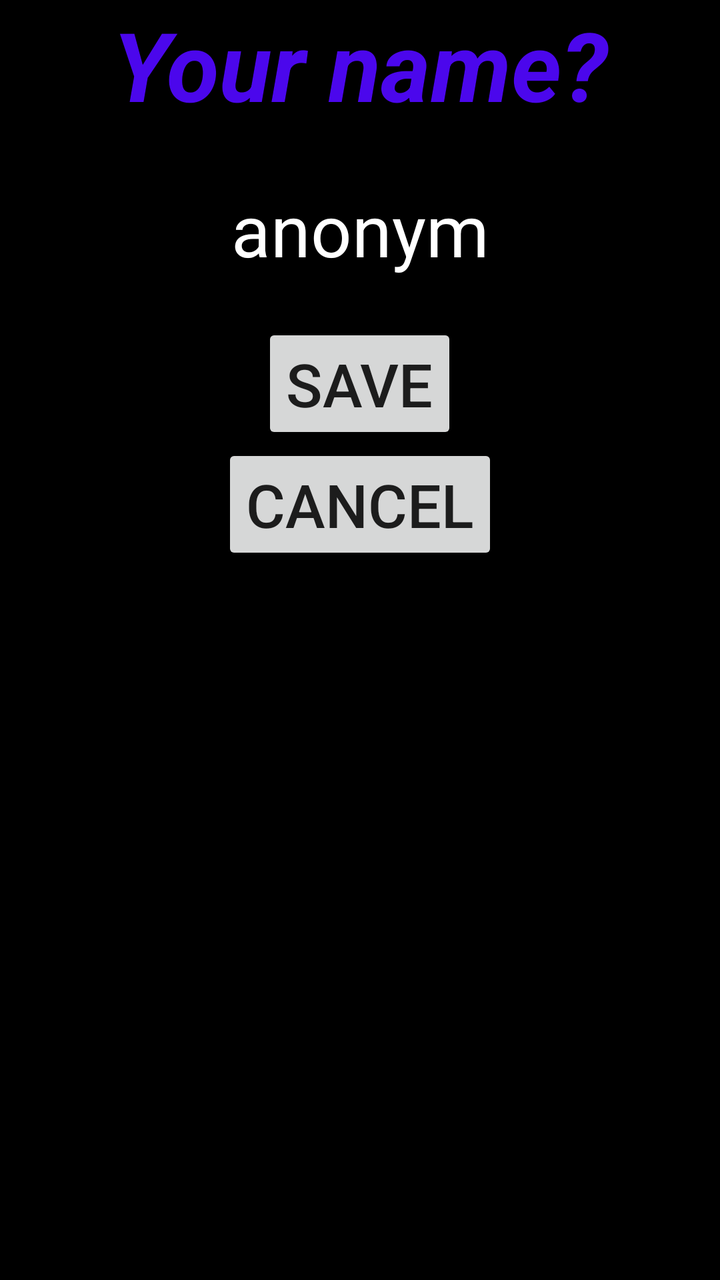
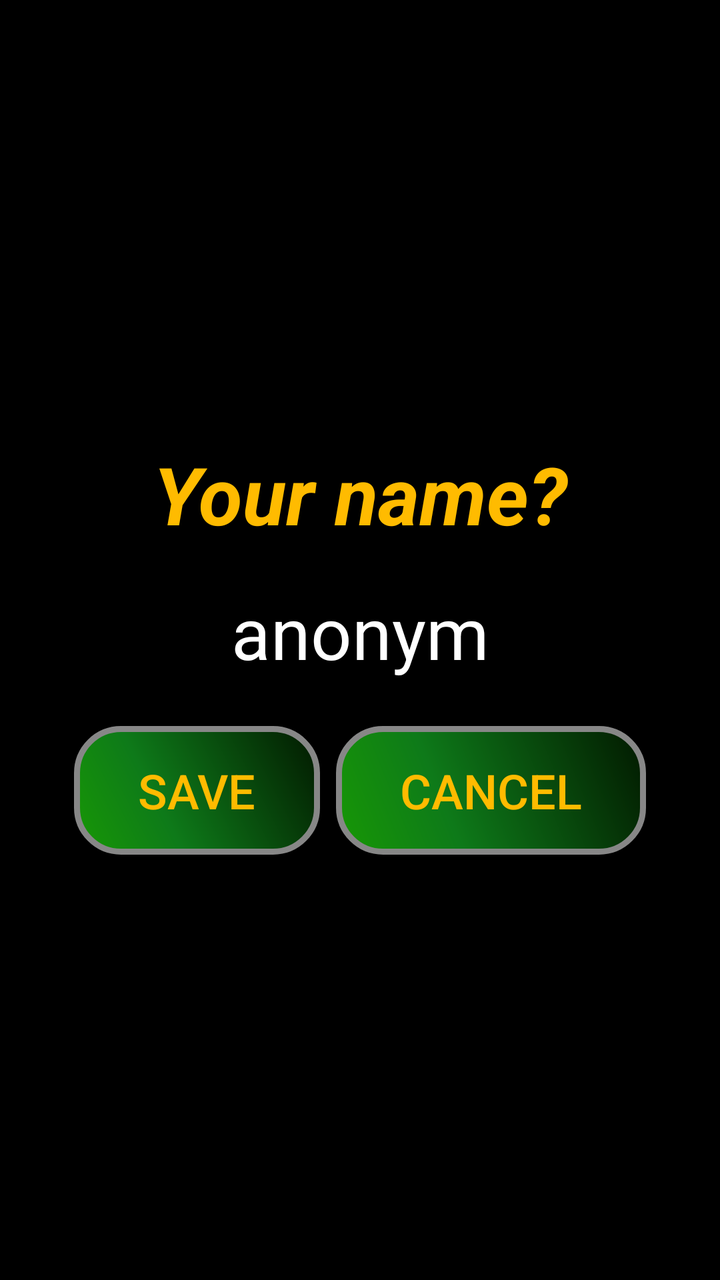

The first picture is an Android layout as it rendered before a commit; the second is the same layout after the commit. The layout source and the unified diff follow.
<!-- AndroidManifest.xml: application theme AppTheme -->
<!-- res/layout/set_username.xml -->
<?xml version="1.0" encoding="utf-8"?>
<LinearLayout xmlns:android="http://schemas.android.com/apk/res/android"
    android:orientation="vertical" android:layout_width="match_parent"
    android:layout_height="match_parent"
    android:background="@color/black">

    <TextView
        android:layout_width="match_parent"
        android:layout_height="wrap_content"
        android:text="@string/your_name"
        android:id="@+id/your_name"
        android:textAlignment="center"
        android:textColor="@color/title"
        android:textSize="48sp"
        android:textStyle="bold|italic" />

    <EditText
        android:layout_width="wrap_content"
        android:layout_height="wrap_content"
        android:inputType="textPersonName"
        android:text="@string/anonym"
        android:ems="10"
        android:id="@+id/username_field"
        android:layout_gravity="center_horizontal"
        android:textSize="36sp"
        android:textColor="#ffffff"
        android:textAlignment="center"
        android:layout_marginTop="16dp" />

    <Button
        android:layout_width="wrap_content"
        android:layout_height="wrap_content"
        android:text="@string/save"
        android:id="@+id/save"
        android:onClick="saveUsername"
        android:textSize="30sp"
        android:layout_alignParentTop="true"
        android:layout_centerHorizontal="true"
        android:layout_gravity="center_horizontal"
        android:layout_marginTop="16dp" />

    <Button
        android:layout_width="wrap_content"
        android:layout_height="wrap_content"
        android:id="@+id/cancel"
        android:onClick="backToMenu"
        android:textSize="30sp"
        android:layout_alignParentEnd="true"
        android:text="@string/cancel"
        android:layout_gravity="center_horizontal" />

</LinearLayout>
<!-- resources referenced by this layout -->
<resources>
  <color name="black">#000000</color>
  <color name="title">#ec5108ff</color>
  <string name="anonym">anonym</string>
  <string name="cancel">cancel</string>
  <string name="save">save</string>
  <string name="your_name">Your name?</string>
  <style name="AppTheme" parent="Base.Theme.AppCompat.Light.DarkActionBar">
  
      </style>
</resources>

<!-- the commit's change to res/layout/set_username.xml (unified diff, before → after) -->
@@ -1,52 +1,79 @@
 <?xml version="1.0" encoding="utf-8"?>
-<LinearLayout xmlns:android="http://schemas.android.com/apk/res/android"
-    android:orientation="vertical" android:layout_width="match_parent"
-    android:layout_height="match_parent"
-    android:background="@color/black">
-
-    <TextView
+<RelativeLayout
+        xmlns:android="http://schemas.android.com/apk/res/android"
+        android:orientation="vertical"
         android:layout_width="match_parent"
-        android:layout_height="wrap_content"
-        android:text="@string/your_name"
-        android:id="@+id/your_name"
-        android:textAlignment="center"
-        android:textColor="@color/title"
-        android:textSize="48sp"
-        android:textStyle="bold|italic" />
-
-    <EditText
-        android:layout_width="wrap_content"
-        android:layout_height="wrap_content"
-        android:inputType="textPersonName"
-        android:text="@string/anonym"
-        android:ems="10"
-        android:id="@+id/username_field"
-        android:layout_gravity="center_horizontal"
-        android:textSize="36sp"
-        android:textColor="#ffffff"
-        android:textAlignment="center"
-        android:layout_marginTop="16dp" />
-
-    <Button
-        android:layout_width="wrap_content"
-        android:layout_height="wrap_content"
-        android:text="@string/save"
-        android:id="@+id/save"
-        android:onClick="saveUsername"
-        android:textSize="30sp"
-        android:layout_alignParentTop="true"
-        android:layout_centerHorizontal="true"
-        android:layout_gravity="center_horizontal"
-        android:layout_marginTop="16dp" />
-
-    <Button
-        android:layout_width="wrap_content"
-        android:layout_height="wrap_content"
-        android:id="@+id/cancel"
-        android:onClick="backToMenu"
-        android:textSize="30sp"
-        android:layout_alignParentEnd="true"
-        android:text="@string/cancel"
-        android:layout_gravity="center_horizontal" />
-
-</LinearLayout>
+        android:layout_height="match_parent"
+        android:background="@color/black">
+    <LinearLayout
+            android:layout_width="match_parent"
+            android:layout_height="wrap_content"
+            android:orientation="vertical"
+            android:layout_centerVertical="true">
+        <LinearLayout
+                android:layout_width="wrap_content"
+                android:layout_height="wrap_content"
+                android:orientation="vertical"
+                android:layout_gravity="center">
+            <TextView
+                    android:layout_width="match_parent"
+                    android:layout_height="wrap_content"
+                    android:text="@string/your_name"
+                    android:id="@+id/your_name"
+                    android:textAlignment="center"
+                    android:textColor="@color/gold"
+                    android:textSize="40sp"
+                    android:padding="8sp"
+                    android:textStyle="bold|italic"
+                    android:enabled="true"
+                    android:gravity="center_horizontal"/>
+            <EditText
+                    android:layout_width="wrap_content"
+                    android:layout_height="wrap_content"
+                    android:inputType="textPersonName"
+                    android:text="@string/anonym"
+                    android:ems="10"
+                    android:id="@+id/username_field"
+                    android:layout_gravity="center_horizontal"
+                    android:textSize="36sp"
+                    android:textColor="#ffffff"
+                    android:textAlignment="center"
+                    android:enabled="true"/>
+        </LinearLayout>
+        <LinearLayout
+                android:orientation="horizontal"
+                android:layout_width="wrap_content"
+                android:layout_height="wrap_content"
+                android:layout_gravity="center_horizontal"
+                android:layout_marginTop="16sp">
+            <Button
+                    android:layout_width="wrap_content"
+                    android:layout_height="wrap_content"
+                    android:text="@string/save"
+                    android:id="@+id/save"
+                    android:onClick="saveUsername"
+                    android:textSize="24sp"
+                    android:background="@drawable/button"
+                    android:layout_gravity="center_horizontal"
+                    android:textColor="@color/gold"
+                    android:enabled="true"
+                    android:clickable="true"
+                    android:focusable="true"/>
+            <Button
+                    android:layout_width="wrap_content"
+                    android:layout_height="wrap_content"
+                    android:id="@+id/cancel"
+                    android:onClick="backToMenu"
+                    android:textSize="24sp"
+                    android:background="@drawable/button"
+                    android:text="@string/cancel"
+                    android:textColor="@color/gold"
+                    android:layout_gravity="center_horizontal"
+                    android:layout_marginLeft="8dp"
+                    android:clickable="true"
+                    android:enabled="true"
+                    android:layout_marginStart="8dp"
+                    android:focusable="true"/>
+        </LinearLayout>
+    </LinearLayout>
+</RelativeLayout>
<!-- resource entries referenced after the edit -->
@@ -1,7 +1,27 @@
 <!-- resources referenced by this layout -->
 <resources>
   <color name="black">#000000</color>
-  <color name="title">#ec5108ff</color>
+  <color name="gold">#FFBB00</color>
+  <!-- drawable button (drawable) -->
+  <?xml version="1.0" encoding="utf-8"?>
+  <shape xmlns:android="http://schemas.android.com/apk/res/android" android:shape="rectangle" >
+      <corners android:radius="22dp"/>
+      <gradient
+          android:angle="45"
+          android:centerX="35%"
+          android:centerColor="#0E7A19"
+          android:startColor="#179805"
+          android:endColor="#021900"
+          android:type="linear"/>
+      <padding
+          android:left="32sp"
+          android:top="16sp"
+          android:right="32sp"
+          android:bottom="16sp"/>
+      <stroke
+          android:width="3dp"
+          android:color="#878787"/>
+  </shape>
   <string name="anonym">anonym</string>
   <string name="cancel">cancel</string>
   <string name="save">save</string>
